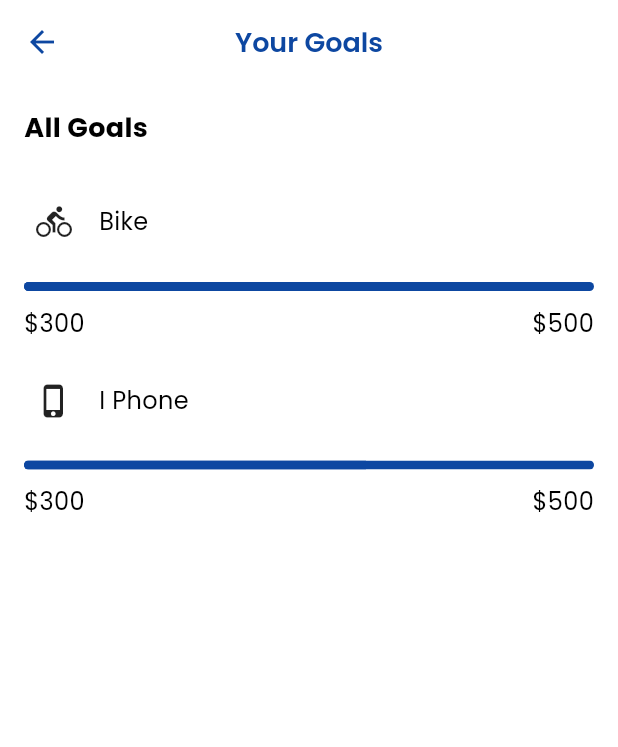
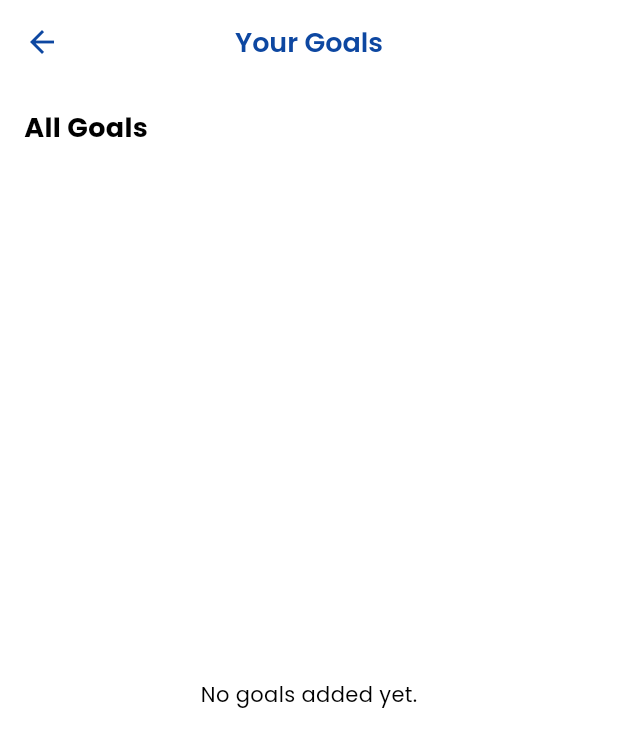
Before and after one commit to mr-luckey/expence_manager, a Flutter app: the YourGoal screen opened directly, on a phone screen of 412 x 824 dp. Shown: the top 747 px of the screen. Run offline on Flutter 3.47's test engine with Material 3 defaults, Android fonts, the phone set to English and light mode, and no system bars; our stand-ins replace curved_labeled_navigation_bar, fl_chart, get, google_fonts, hive, hive_flutter and 2 more; missing offline and left inert: any_animated_button, calendar_timeline_sbk, random_color_scheme, tab_container; accounts and stored records are empty.

Commit message:
Merge pull request #9 from mr-luckey/naseer-coded-2
Naseer coded 2

```diff
--- /dev/null
+++ b/lib/Models/goal_model.dart
@@ -0,0 +1,23 @@
+import 'package:hive/hive.dart';
+
+@HiveType(typeId: 0)
+class Goal  {
+  @HiveField(0)
+  late String title;
+
+  @HiveField(1)
+  late double amount;
+
+  @HiveField(2)
+  late String contributionType;
+
+  @HiveField(3)
+  late DateTime deadline;
+
+  Goal({
+    required this.title,
+    required this.amount,
+    required this.contributionType,
+    required this.deadline,
+  });
+}
--- a/lib/Models/reminder.dart
+++ b/lib/Models/reminder.dart
@@ -2,7 +2,7 @@
  // Generated file
 
 @HiveType(typeId: 0)
-class ReminderModel extends HiveObject {
+class ReminderModel  {
   @HiveField(0)
   late String reminderDate;
 
--- a/lib/Views/your_goal.dart
+++ b/lib/Views/your_goal.dart
@@ -1,6 +1,9 @@
 import 'package:expence_manager/Components/helpers/theme_provider.dart';
+import 'package:expence_manager/Models/goal_model.dart';
 import 'package:expence_manager/widgets/app_bar.dart';
 import 'package:flutter/material.dart';
+import 'package:hive/hive.dart';
+import 'package:hive_flutter/hive_flutter.dart';
 
 class YourGoal extends StatefulWidget {
   const YourGoal({super.key});
@@ -10,7 +13,13 @@ class YourGoal extends StatefulWidget {
 }
 
 class _YourGoalState extends State<YourGoal> {
-  double progress = 0.6;
+  late Box<Goal> _goalBox;
+
+  @override
+  void initState() {
+    super.initState();
+    _goalBox = Hive.box<Goal>('goals');
+  }
 
   @override
   Widget build(BuildContext context) {
@@ -35,31 +44,43 @@ class _YourGoalState extends State<YourGoal> {
                 style: TextStyle(fontSize: 18, fontWeight: FontWeight.bold),
               ),
             ),
-            Padding(
+            Expanded(
+              child: ValueListenableBuilder(
+                valueListenable: _goalBox.listenable(),
+                builder: (context, Box<Goal> box, _) {
+                  if (box.values.isEmpty) {
+                    return Center(
+                      child: Text("No goals added yet."),
+                    );
+                  }
+
+                  return ListView.builder(
+                    itemCount: box.length,
+                    itemBuilder: (context, index) {
+                      final goal = box.getAt(index);
+
+                      return Padding(
                         padding: const EdgeInsets.symmetric(vertical: 10),
-              child: Row(
+                        child: Column(
+                          children: [
+                            Row(
                               children: [
                                 Container(
                                   height: 40,
                                   width: 40,
                                   decoration: BoxDecoration(
-                      //  color: Colors.grey,
                                     borderRadius: BorderRadius.circular(10),
                                   ),
                                   child: Center(
-                      child: Icon(
-                        Icons.directions_bike,
-                        //color: Colors.white
-                      ),
+                                    child: Icon(Icons.directions_bike),
                                   ),
                                 ),
                                 SizedBox(width: 10),
                                 Text(
-                    "Bike",
+                                  goal!.title,
                                   style: TextStyle(fontSize: 16),
                                 ),
                               ],
-              ),
                             ),
                             Padding(
                               padding: const EdgeInsets.symmetric(vertical: 10),
@@ -68,9 +89,7 @@ class _YourGoalState extends State<YourGoal> {
                                   ClipRRect(
                                     borderRadius: BorderRadius.circular(10),
                                     child: LinearProgressIndicator(
-                      value: progress,
-                      // backgroundColor: Colors.grey[300],
-                      //color: Colors.blue,
+                                      value: goal.amount / 500, // example progress calculation
                                       minHeight: 6,
                                     ),
                                   ),
@@ -79,80 +98,12 @@ class _YourGoalState extends State<YourGoal> {
                                     mainAxisAlignment: MainAxisAlignment.spaceBetween,
                                     children: [
                                       Text(
-                        '\$300',
-                        style: TextStyle(
-                          fontSize: 16,
-                          //color: Colors.black
-                        ),
+                                        '\$${goal.amount}',
+                                        style: TextStyle(fontSize: 16),
                                       ),
                                       Text(
-                        '\$500',
-                        style: TextStyle(
-                          fontSize: 16,
-                          //color: Colors.black
-                        ),
-                      ),
-                    ],
-                  ),
-                ],
-              ),
-            ),
-            Padding(
-              padding: const EdgeInsets.symmetric(vertical: 10),
-              child: Row(
-                children: [
-                  Container(
-                    height: 40,
-                    width: 40,
-                    decoration: BoxDecoration(
-                      // color: Colors.grey,
-                      borderRadius: BorderRadius.circular(10),
-                    ),
-                    child: Center(
-                      child: Icon(
-                        Icons.phone_iphone,
-                        //color: Colors.white
-                      ),
-                    ),
-                  ),
-                  SizedBox(width: 10),
-                  Text(
-                    "I Phone",
+                                        '\$500', // example target amount
                                         style: TextStyle(fontSize: 16),
-                  ),
-                ],
-              ),
-            ),
-            Padding(
-              padding: const EdgeInsets.symmetric(vertical: 10),
-              child: Column(
-                children: [
-                  ClipRRect(
-                    borderRadius: BorderRadius.circular(10),
-                    child: LinearProgressIndicator(
-                      value: progress,
-                      //backgroundColor: Colors.grey[300],
-                      // color: Colors.blue,
-                      minHeight: 6,
-                    ),
-                  ),
-                  SizedBox(height: 10),
-                  Row(
-                    mainAxisAlignment: MainAxisAlignment.spaceBetween,
-                    children: [
-                      Text(
-                        '\$300',
-                        style: TextStyle(
-                          fontSize: 16,
-                          //color: Colors.black
-                        ),
-                      ),
-                      Text(
-                        '\$500',
-                        style: TextStyle(
-                          fontSize: 16,
-                          //color: Colors.black
-                        ),
                                       ),
                                     ],
                                   ),
@@ -161,6 +112,14 @@ class _YourGoalState extends State<YourGoal> {
                             ),
                           ],
                         ),
+                      );
+                    },
+                  );
+                },
+              ),
+            ),
+          ],
+        ),
       ),
     );
   }
```
Also changed, not shown: lib/Models/goal_model_adapter.dart (added, +24 -0 lines), lib/Views/Add_Goals.dart (+37 -29 lines), lib/Views/Reminder.dart (+15 -8 lines), lib/Views/edit_reminder.dart (+15 -15 lines), lib/Views/set_remainder.dart (+25 -6 lines), lib/main.dart (+9 -1 lines), 1 other file. Lines whose indentation alone changed are shown as unchanged.
